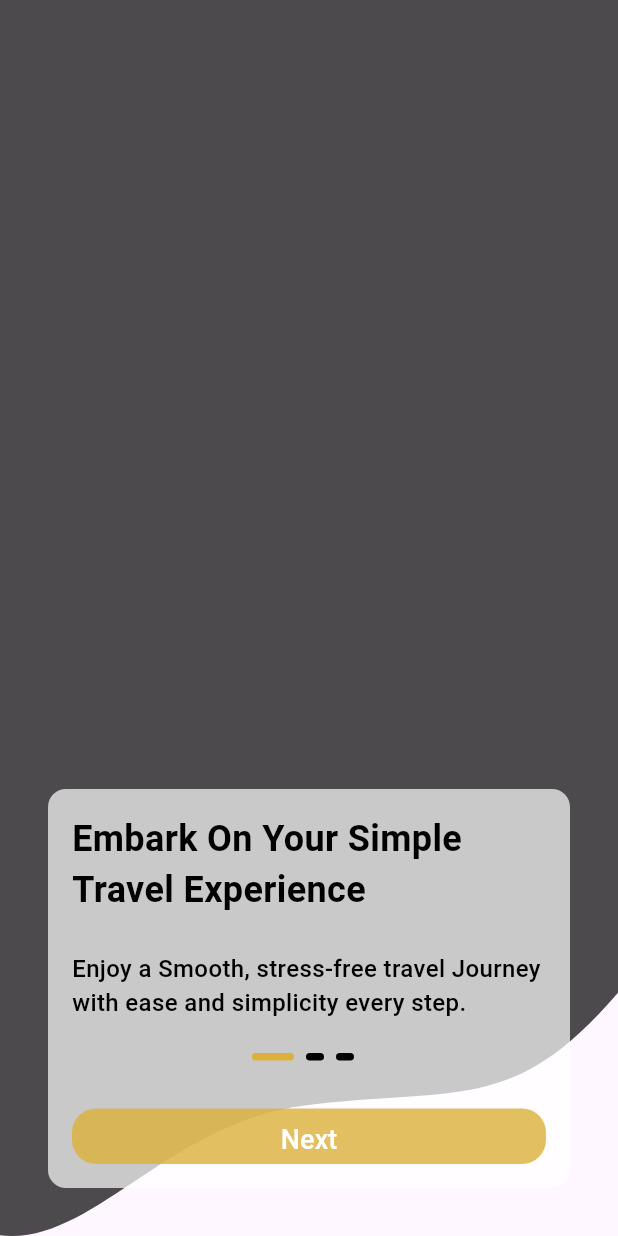
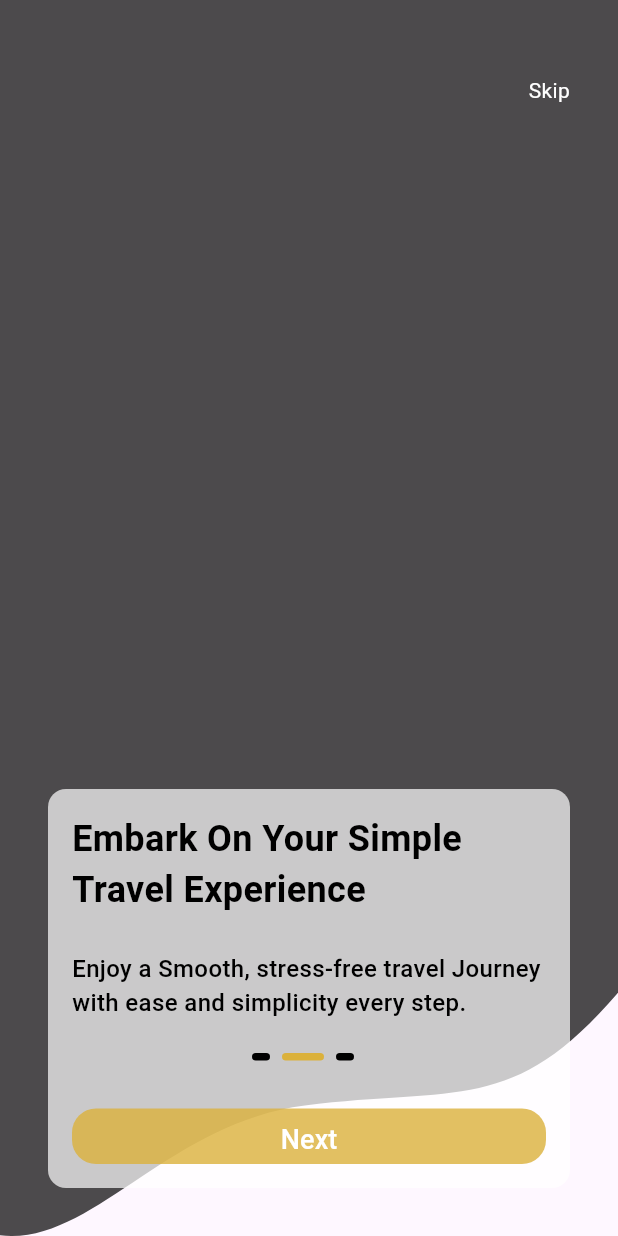
Before and after one commit to Nabil-Gabr/Iteru-App, a Flutter app: the screen it shows after launch, after a tap on "Next", on a phone screen of 412 x 824 dp. Run offline on Flutter 3.47's test engine with Material 3 defaults, Android fonts, the phone set to English and light mode, and no system bars; our stand-ins replace flutter_svg, shared_preferences.

Commit message:
add logic to button nextPage & skip

```diff
--- a/lib/modules/onboarding/presentation/views/widgets/onboarding_view_body.dart
+++ b/lib/modules/onboarding/presentation/views/widgets/onboarding_view_body.dart
@@ -31,6 +31,8 @@ class _OnboardingViewBodyState extends State<OnboardingViewBody> {
       controller: pageController,
       children: [
         PageViewItem(
+          visible: true,
+          controller: pageController,
           currentPageIndex: currentPageIndex,
           image: Assets.imagesBackgroundOnboardingScreenOne,
           title: 'Embark On Your Simple Travel Experience',
@@ -38,6 +40,8 @@ class _OnboardingViewBodyState extends State<OnboardingViewBody> {
               'Enjoy a Smooth, stress-free travel Journey with ease and simplicity every step.',
         ),
         PageViewItem(
+          visible: true,
+          controller: pageController,
           currentPageIndex: currentPageIndex,
           image: Assets.imagesBackgroundOnboardingScreenTwo,
           title: 'Embark On Your Simple Travel Experience',
@@ -45,6 +49,8 @@ class _OnboardingViewBodyState extends State<OnboardingViewBody> {
               'Enjoy a Smooth, stress-free travel Journey with ease and simplicity every step.',
         ),
         PageViewItem(
+          visible: false,
+          controller: pageController,
           currentPageIndex: currentPageIndex,
           image: Assets.imagesBackgroundOnboardingScreenThree,
           title: 'Embark On Your Simple Travel Experience',
--- a/lib/modules/onboarding/presentation/views/widgets/page_view_item.dart
+++ b/lib/modules/onboarding/presentation/views/widgets/page_view_item.dart
@@ -14,9 +14,12 @@ class PageViewItem extends StatelessWidget {
     required this.title,
     required this.subTitle,
     required this.currentPageIndex,
+    this.controller, required this.visible,
   });
   final String image, title, subTitle;
   final int currentPageIndex;
+  final PageController? controller;
+  final bool visible;
 
   @override
   Widget build(BuildContext context) {
@@ -83,8 +86,16 @@ class PageViewItem extends StatelessWidget {
                             textColor: Colors.white,
                             onPressed: () {
                               if (currentPageIndex == 2) {
-                                SharedPrefs.setBool(kIsOnboardingViewSeen, true);
-                                Navigator.of(context).pushReplacementNamed(LoginView.routeName);
+                                SharedPrefs.setBool(
+                                    kIsOnboardingViewSeen, true);
+                                Navigator.of(context)
+                                    .pushReplacementNamed(LoginView.routeName);
+                              } else {
+                                // int nextPage = currentPageIndex + 1;
+                                controller!.nextPage(
+                                  duration: const Duration(milliseconds: 900),
+                                  curve: Curves.easeInOut,
+                                );
                               }
                             },
                           ),
@@ -95,7 +106,29 @@ class PageViewItem extends StatelessWidget {
                 ),
               ),
             ),
-          )
+          ),
+          Visibility(
+            visible: visible,
+            child: Positioned(
+              top: 0,
+              right: 0,
+              child: Padding(
+                padding:
+                    const EdgeInsets.symmetric(horizontal: 32, vertical: 50),
+                child: GestureDetector(
+                  onTap: () {
+                    SharedPrefs.setBool(kIsOnboardingViewSeen, true);
+                    Navigator.of(context)
+                        .pushReplacementNamed(LoginView.routeName);
+                  },
+                  child: const Text(
+                    'Skip',
+                    style: TextStyle(color: Colors.white),
+                  ),
+                ),
+              ),
+            ),
+          ),
         ],
       ),
     );
```
